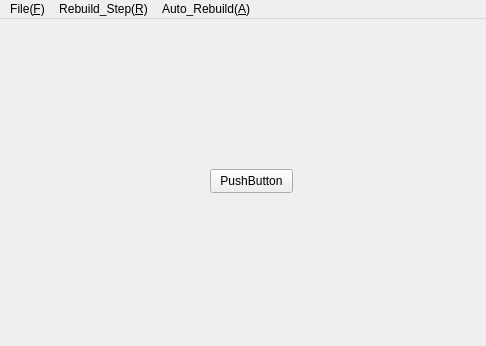
zxczhai/OpenScan3D, file mainwindow.ui: the form before one commit; both pictures show x 0 to 486 and y 0 to 346 of the 937 by 600 pixel window.
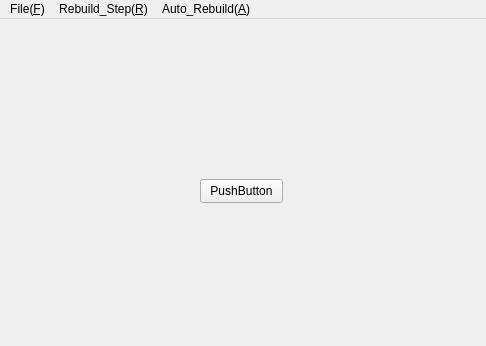
The form after the commit.

```diff
--- a/mainwindow.ui
+++ b/mainwindow.ui
@@ -14,19 +14,6 @@
    <string>MainWindow</string>
   </property>
   <widget class="QWidget" name="centralwidget">
-   <widget class="QPushButton" name="pushButton">
-    <property name="geometry">
-     <rect>
-      <x>210</x>
-      <y>150</y>
-      <width>83</width>
-      <height>24</height>
-     </rect>
-    </property>
-    <property name="text">
-     <string>PushButton</string>
-    </property>
-   </widget>
    <widget class="QWidget" name="widget" native="true">
     <property name="geometry">
      <rect>
@@ -36,6 +23,19 @@
       <height>481</height>
      </rect>
     </property>
+    <widget class="QPushButton" name="pushButton">
+     <property name="geometry">
+      <rect>
+       <x>150</x>
+       <y>120</y>
+       <width>83</width>
+       <height>24</height>
+      </rect>
+     </property>
+     <property name="text">
+      <string>PushButton</string>
+     </property>
+    </widget>
    </widget>
    <zorder>widget</zorder>
    <zorder>pushButton</zorder>
```
Left out of the diff: 59 changed lines with no effect on the pictures.
